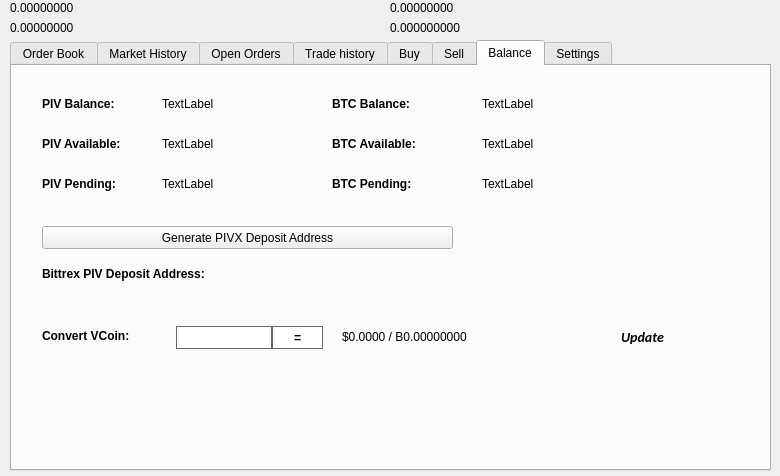
The window that src/qt/forms/tradingdialog.ui (lateminer/bitcoin) describes before a commit, drawn with Qt 5.
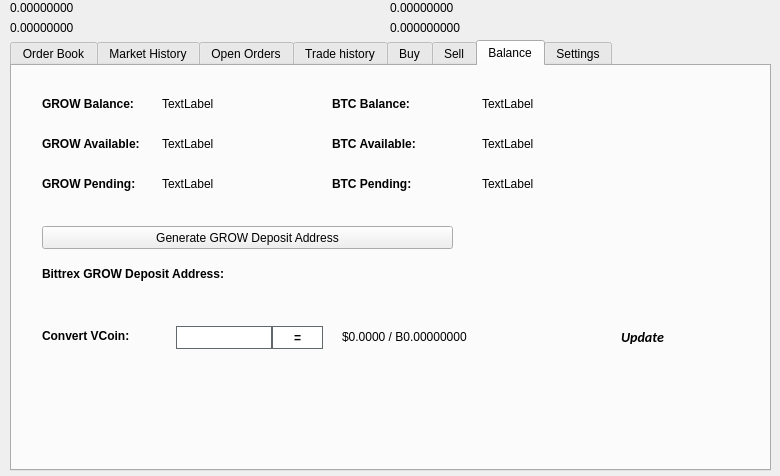
The same window after the commit. The open tabs and pages were chosen to show the change. Icons and pictures are not drawn.

Commit message: Growification: units (PIV->GROW, zPIV->zGROW)

The edit to the form file:
```diff
--- a/src/qt/forms/tradingdialog.ui
+++ b/src/qt/forms/tradingdialog.ui
@@ -2762,7 +2762,7 @@
       </font>
      </property>
      <property name="text">
-      <string>PIV Balance:</string>
+      <string>GROW Balance:</string>
      </property>
     </widget>
     <widget class="QLabel" name="label_12">
@@ -2813,7 +2813,7 @@
       </font>
      </property>
      <property name="text">
-      <string>PIV Available:</string>
+      <string>GROW Available:</string>
      </property>
     </widget>
     <widget class="QLabel" name="label_14">
@@ -2832,7 +2832,7 @@
       </font>
      </property>
      <property name="text">
-      <string>PIV Pending:</string>
+      <string>GROW Pending:</string>
      </property>
     </widget>
     <widget class="QLabel" name="PIVPendingLabel">
@@ -2928,7 +2928,7 @@
       </font>
      </property>
      <property name="text">
-      <string>Bittrex PIV Deposit Address:</string>
+      <string>Bittrex GROW Deposit Address:</string>
      </property>
     </widget>
     <widget class="QPushButton" name="GenDepositBTN">
@@ -2941,7 +2941,7 @@
       </rect>
      </property>
      <property name="text">
-      <string>Generate PIVX Deposit Address</string>
+      <string>Generate GROW Deposit Address</string>
      </property>
      <property name="icon">
       <iconset resource="../bitcoin.qrc">
```
Left out of the diff: 12 changed lines with no effect on the pictures. The commit also changes 94 other files.
